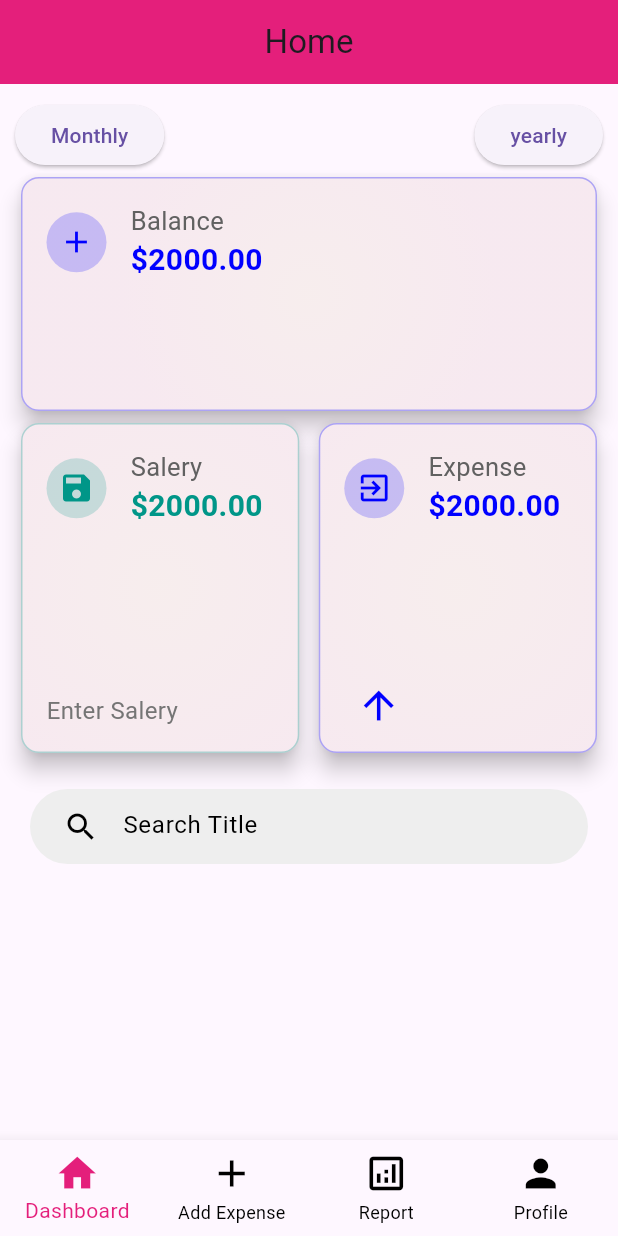
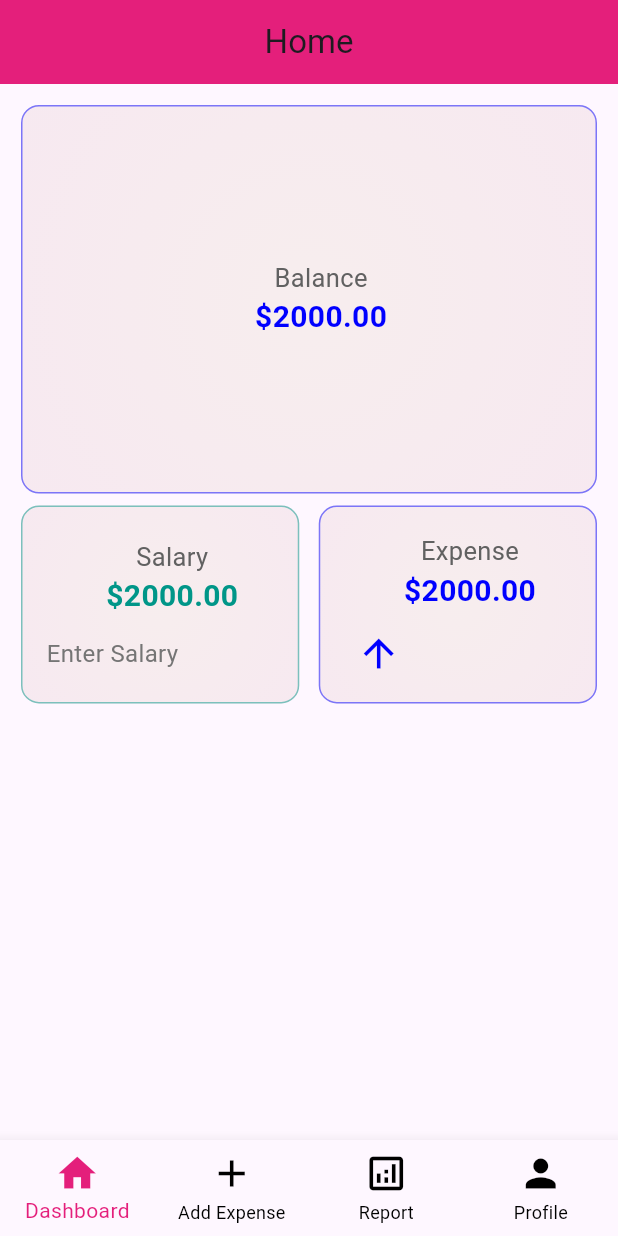
Before and after one commit to Arif-khan085/expanse_tracker, a Flutter app: the HomeScreen screen opened by its route, on a phone screen of 412 x 824 dp. Run offline on Flutter 3.47's test engine with Material 3 defaults, Android fonts, the phone set to English and light mode, and no system bars; our stand-ins replace cloud_firestore, firebase_auth, firebase_core, fl_chart, fluttertoast, get and 1 more; accounts and stored records are empty.

Commit message:
responsive ui

```diff
--- a/lib/res/components/add_container.dart
+++ b/lib/res/components/add_container.dart
@@ -1,4 +1,3 @@
-import 'package:expense_tracker/res/colors/app_colors.dart';
 import 'package:flutter/material.dart';
 
 class BalanceItem extends StatelessWidget {
@@ -23,12 +22,13 @@ class BalanceItem extends StatelessWidget {
   @override
   Widget build(BuildContext context) {
     return Card(
-      elevation: 6, // shadow effect
+      elevation: 0, // shadow effect
       shape: RoundedRectangleBorder(
         borderRadius: BorderRadius.circular(12),
       ),
       child: Container(
-        height: 220,
+        height: MediaQuery.of(context).size.height * 0.16,
+        //width:  screenWidth * 0.9,
         padding: const EdgeInsets.all(16),
         decoration: BoxDecoration(
           gradient: RadialGradient(
@@ -37,30 +37,23 @@ class BalanceItem extends StatelessWidget {
             radius: 0.8,
           ),
           borderRadius: BorderRadius.circular(12),
-          border: Border.all(color: color.withOpacity(0.3), width: 1),
-          color: color.withOpacity(0.05), // light background
+          border: Border.all(color: color.withValues(alpha: 0.5), width: 1),
+          color: color.withValues(alpha: 0.05), // light background
         ),
         child: Column(
-          mainAxisAlignment: MainAxisAlignment.spaceBetween,
+          mainAxisAlignment: MainAxisAlignment.center,
+         crossAxisAlignment: CrossAxisAlignment.center,
+         // mainAxisAlignment: MainAxisAlignment.spaceBetween,
           children: [
             // ─── Top part ───
             Row(
               children: [
                 // Icon
-                Container(
-                  padding: const EdgeInsets.all(8),
-                  decoration: BoxDecoration(
-                    color: color.withOpacity(0.2),
-                    shape: BoxShape.circle,
-                  ),
-                  child: Icon(icon, color: color),
-                ),
                 const SizedBox(width: 16),
-
                 // Text content
                 Expanded(
                   child: Column(
-                    crossAxisAlignment: CrossAxisAlignment.start,
+                    crossAxisAlignment: CrossAxisAlignment.center,
                     children: [
                       Text(
                         title,
@@ -119,3 +112,11 @@ class BalanceItem extends StatelessWidget {
     );
   }
 }
+/*Container(
+                  padding: const EdgeInsets.all(8),
+                  decoration: BoxDecoration(
+                    color: color.withOpacity(0.2),
+                    shape: BoxShape.circle,
+                  ),
+                  child: Icon(icon, color: color),
+                ),*/
--- a/lib/res/routes/routes.dart
+++ b/lib/res/routes/routes.dart
@@ -2,9 +2,11 @@ import 'package:expense_tracker/res/routes/routes_named.dart';
 import 'package:expense_tracker/view/addExpanse/expanses.dart';
 import 'package:expense_tracker/view/homescreen/homescreen.dart';
 import 'package:expense_tracker/view/profile/profile.dart';
+import 'package:expense_tracker/view/yearlyscreen/yearly.dart';
 import 'package:get/get.dart';
 
 import '../../view/login/login_view.dart';
+import '../../view/mounthlyscreen/montly.dart';
 import '../../view/signin/signin.dart';
 import '../../view/splash_screen.dart';
 
@@ -43,6 +45,15 @@ class AppRoutes {
       page: () => Profile(),
       transition: Transition.leftToRight,
     ),
-
+    GetPage(
+      name: RoutesName.monthly,
+      page: () => MonthlyRecord(),
+      transition: Transition.leftToRight,
+    ),
+    GetPage(
+      name: RoutesName.yearly,
+      page: () => YearlyRecord(),
+      transition: Transition.leftToRight,
+    ),
   ];
 }
--- a/lib/res/routes/routes_named.dart
+++ b/lib/res/routes/routes_named.dart
@@ -8,4 +8,6 @@ class RoutesName {
   static const String expense = '/expense_screen';
   static const String profile = '/home_screen';
   static const String report = '/home_screen';
+  static const String monthly = '/monthly_screen';
+  static const String yearly = '/yearly_screen';
 }
--- a/lib/view/homescreen/homescreen.dart
+++ b/lib/view/homescreen/homescreen.dart
@@ -6,7 +6,6 @@ import 'package:get/get.dart';
 
 import '../../res/colors/app_colors.dart';
 import '../../res/components/buttomnavigatorbar.dart';
-import '../../res/components/search_filter.dart';
 import '../../view_models/services/expense/expanse.dart';
 
 class HomeScreen extends StatefulWidget {
@@ -17,12 +16,9 @@ class HomeScreen extends StatefulWidget {
 }
 
 class _HomeScreenState extends State<HomeScreen> {
-  final TextEditingController searchController = TextEditingController();
-  String searchQuery = '';
   User? user;
   String? uid;
   final Expanse expenseController = Get.put(Expanse());
-
 
   @override
   void initState() {
@@ -57,40 +53,41 @@ class _HomeScreenState extends State<HomeScreen> {
         title: const Text('Home'),
       ),
       body: Padding(
-        padding: const EdgeInsets.symmetric(vertical: 10,horizontal: 10),
+        padding: const EdgeInsets.symmetric(vertical: 10, horizontal: 10),
         child: Column(
           children: [
+            Expanded(
+              child: BalanceItem(
+                title: 'Balance',
+                amount: 2000,
+                color: AppColors.blueColor,
+                icon: Icons.add,
+              ),
+            ),
             Row(
-              mainAxisAlignment: MainAxisAlignment.spaceBetween,
               children: [
-                ElevatedButton(onPressed: (){}, child: Text('Monthly')),
-                ElevatedButton(onPressed: (){}, child: Text('yearly')),
+                Expanded(
+                  child: BalanceItem(
+                    footerText: 'Enter Salary',
+                    title: 'Salary',
+                    amount: 2000,
+                    color: AppColors.tealColor,
+                    icon: Icons.save,
+                  ),
+                ),
+                const SizedBox(width: 5),
+                Expanded(
+                  child: BalanceItem(
+                    footerIcons: [Icons.arrow_upward],
+                    title: 'Expense',
+                    amount: 2000,
+                    color: AppColors.blueColor,
+                    icon: Icons.exit_to_app,
+                  ),
+                ),
               ],
             ),
-            Expanded(child: BalanceItem(
-              title: 'Balance', amount: 2000, color: AppColors.blueColor, icon: Icons.add, )),
-            Row(
-              children: [
-                Expanded(child: BalanceItem(
-                  footerText: 'Enter Salery',
-                  title: 'Salery', amount: 2000, color: AppColors.tealColor, icon: Icons.save, )),
-                SizedBox(width: 5,),
-                Expanded(child: BalanceItem(
-                  footerIcons: [Icons.arrow_upward],
-                  title: 'Expense', amount: 2000, color: AppColors.blueColor, icon: Icons.exit_to_app, )),
-              ],
-            ),
-            SizedBox(height: 10,),
-            // 🔎 Search bar
-            SearchFilter(
-              controller: searchController,
-              hintText: 'Search Title',
-              onChanged: (value) {
-                setState(() {
-                  searchQuery = value.toLowerCase();
-                });
-              },
-            ),
+            const SizedBox(height: 10),
 
             // 📌 Expense list
             Expanded(
@@ -108,16 +105,10 @@ class _HomeScreenState extends State<HomeScreen> {
 
                   final expenses = snapshot.data!.docs;
 
-                  final filteredExpenses = expenses.where((expense) {
-                    var data = expense.data() as Map<String, dynamic>;
-                    final title = data['title']?.toString().toLowerCase() ?? '';
-                    return title.contains(searchQuery);
-                  }).toList();
-
                   return ListView.builder(
-                    itemCount: filteredExpenses.length,
+                    itemCount: expenses.length,
                     itemBuilder: (context, index) {
-                      var exp = filteredExpenses[index].data() as Map<String, dynamic>;
+                      var exp = expenses[index].data() as Map<String, dynamic>;
 
                       return Card(
                         margin: const EdgeInsets.symmetric(horizontal: 10, vertical: 10),
@@ -143,7 +134,7 @@ class _HomeScreenState extends State<HomeScreen> {
                               IconButton(
                                 onPressed: () {
                                   expenseController.deleteExpense(
-                                    filteredExpenses[index].id,
+                                    expenses[index].id,
                                   );
                                 },
                                 icon: const Icon(Icons.delete, color: Colors.red),
@@ -153,10 +144,10 @@ class _HomeScreenState extends State<HomeScreen> {
                               IconButton(
                                 onPressed: () {
                                   _showEditDialog(
-                                    filteredExpenses[index].id, // pass docId
-                                    exp,                         // pass data
+                                    expenses[index].id, // pass docId
+                                    exp,                // pass data
                                   );
-                                }, //
+                                },
                                 icon: const Icon(Icons.edit, color: Colors.blue),
                               ),
                             ],
@@ -177,10 +168,9 @@ class _HomeScreenState extends State<HomeScreen> {
   // ✏️ Edit dialog
   void _showEditDialog(String docId, Map<String, dynamic> data) {
     final titleController = TextEditingController(text: data['title']);
-    final amountController =
-    TextEditingController(text: data['amount'].toString());
+    final amountController = TextEditingController(text: data['amount'].toString());
 
-    final List<String>categories =[
+    final List<String> categories = [
       'Food',
       'Transport',
       'Shopping',
@@ -199,7 +189,7 @@ class _HomeScreenState extends State<HomeScreen> {
     ];
     String selectedCategory = data['category'] ?? categories.first;
 
-    final List<String>payment = [
+    final List<String> payment = [
       'Cash',
       'Credit Card',
       'Debit Card',
@@ -216,7 +206,8 @@ class _HomeScreenState extends State<HomeScreen> {
       'Gift Card',
       'Others',
     ];
-    String selectedPayment = data['payment']??payment.first;
+    String selectedPayment = data['payment'] ?? payment.first;
+
     showDialog(
       context: context,
       builder: (context) {
@@ -229,31 +220,34 @@ class _HomeScreenState extends State<HomeScreen> {
                 TextField(controller: amountController, decoration: const InputDecoration(labelText: "Amount")),
                 DropdownButtonFormField<String>(
                   value: selectedCategory,
-                    decoration: InputDecoration(labelText: "Category"),
-                    items: categories.map((String category){
+                  decoration: const InputDecoration(labelText: "Category"),
+                  items: categories.map((String category) {
                     return DropdownMenuItem<String>(
                       value: category,
-                          child: Text(category));
+                      child: Text(category),
+                    );
                   }).toList(),
-                    onChanged: (value){
+                  onChanged: (value) {
                     setState(() {
                       selectedCategory = value!;
                     });
-                    }),
+                  },
+                ),
                 DropdownButtonFormField<String>(
                   value: selectedPayment,
-                    decoration: InputDecoration(labelText: "Payment"),
-                    items: payment.map((String payment){
+                  decoration: const InputDecoration(labelText: "Payment"),
+                  items: payment.map((String p) {
                     return DropdownMenuItem<String>(
-                          value: payment,
-                          child: Text(payment));
+                      value: p,
+                      child: Text(p),
+                    );
                   }).toList(),
-                    onChanged: (value){
+                  onChanged: (value) {
                     setState(() {
-                        selectedPayment=value!;
+                      selectedPayment = value!;
                     });
-                    }),
-
+                  },
+                ),
               ],
             ),
           ),
--- /dev/null
+++ b/lib/view_models/services/searchcontroller/search_controller.dart
@@ -0,0 +1,5 @@
+import 'package:get/get.dart';
+
+class SearchControllerX extends GetxController {
+  var searchQuery = ''.obs; // observable string
+}
```
Also changed, not shown: lib/view/mounthlyscreen/montly.dart (added, +39 -0 lines), lib/view/yearlyscreen/yearly.dart (added, +39 -0 lines). Lines whose indentation alone changed are shown as unchanged.
